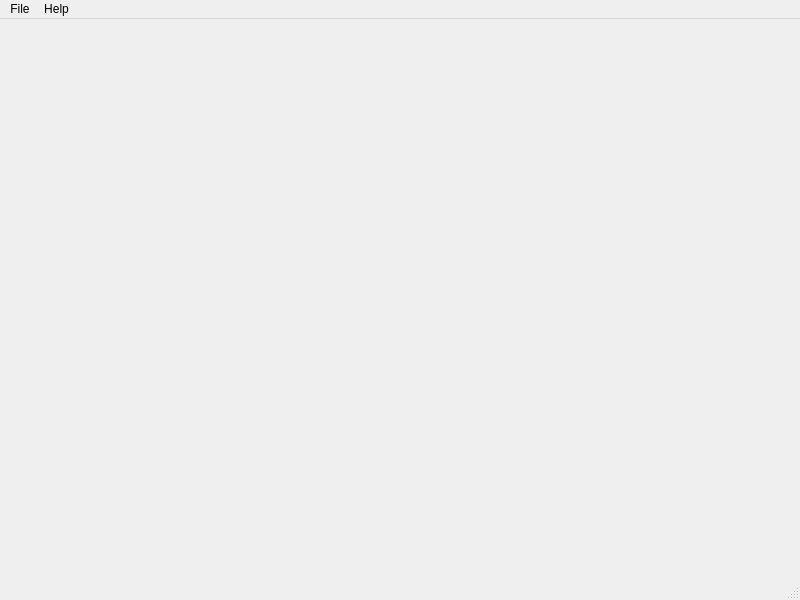
Above: Sources/U2.Suite/brandmeister/ui/BmMonitorMainWindow.ui from ut8uu/U2.Suite.Python before the change. Below: the same form after it.
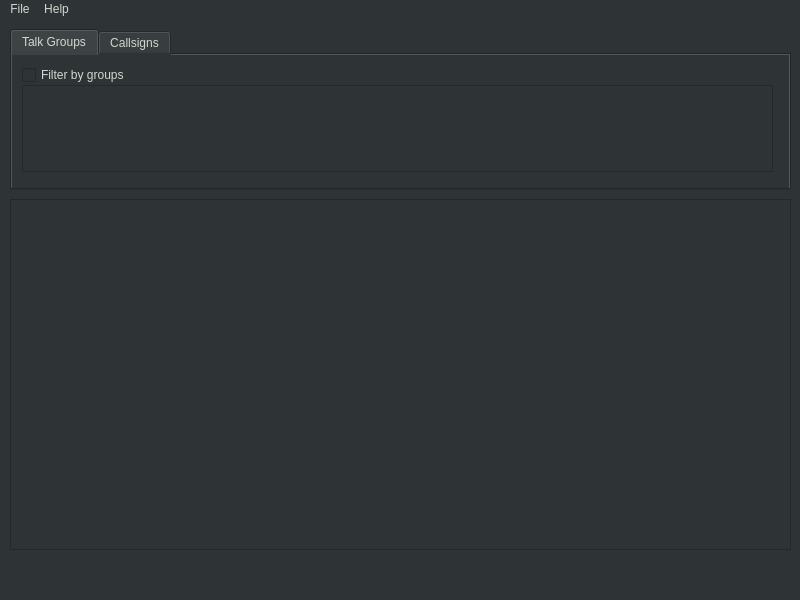
That is the form after the change.

Commit message: Extended monitoring properties.

Diff of the .ui file:
```diff
--- a/Sources/U2.Suite/brandmeister/ui/BmMonitorMainWindow.ui
+++ b/Sources/U2.Suite/brandmeister/ui/BmMonitorMainWindow.ui
@@ -13,7 +13,96 @@
   <property name="windowTitle">
    <string>MainWindow</string>
   </property>
-  <widget class="QWidget" name="centralwidget"/>
+  <property name="styleSheet">
+   <string notr="true">background-color: rgb(46, 52, 54); color: rgb(211, 215, 207);</string>
+  </property>
+  <widget class="QWidget" name="centralwidget">
+   <widget class="QTabWidget" name="tabWidget">
+    <property name="geometry">
+     <rect>
+      <x>10</x>
+      <y>10</y>
+      <width>781</width>
+      <height>161</height>
+     </rect>
+    </property>
+    <property name="currentIndex">
+     <number>0</number>
+    </property>
+    <widget class="QWidget" name="tab">
+     <attribute name="title">
+      <string>Talk Groups</string>
+     </attribute>
+     <widget class="QCheckBox" name="cbTalkGroups">
+      <property name="geometry">
+       <rect>
+        <x>10</x>
+        <y>10</y>
+        <width>311</width>
+        <height>20</height>
+       </rect>
+      </property>
+      <property name="text">
+       <string>Filter by groups</string>
+      </property>
+     </widget>
+     <widget class="QTextEdit" name="tbTalkGroups">
+      <property name="enabled">
+       <bool>false</bool>
+      </property>
+      <property name="geometry">
+       <rect>
+        <x>10</x>
+        <y>30</y>
+        <width>751</width>
+        <height>87</height>
+       </rect>
+      </property>
+     </widget>
+    </widget>
+    <widget class="QWidget" name="tab_2">
+     <attribute name="title">
+      <string>Callsigns</string>
+     </attribute>
+     <widget class="QCheckBox" name="cbCallsigns">
+      <property name="geometry">
+       <rect>
+        <x>10</x>
+        <y>10</y>
+        <width>311</width>
+        <height>20</height>
+       </rect>
+      </property>
+      <property name="text">
+       <string>Filter by callsigns</string>
+      </property>
+     </widget>
+     <widget class="QTextEdit" name="tbCallsigns">
+      <property name="enabled">
+       <bool>false</bool>
+      </property>
+      <property name="geometry">
+       <rect>
+        <x>10</x>
+        <y>30</y>
+        <width>751</width>
+        <height>87</height>
+       </rect>
+      </property>
+     </widget>
+    </widget>
+   </widget>
+   <widget class="QListWidget" name="monitoringList">
+    <property name="geometry">
+     <rect>
+      <x>10</x>
+      <y>180</y>
+      <width>781</width>
+      <height>351</height>
+     </rect>
+    </property>
+   </widget>
+  </widget>
   <widget class="QMenuBar" name="menubar">
    <property name="geometry">
     <rect>
```
The commit also changes 6 other files.
